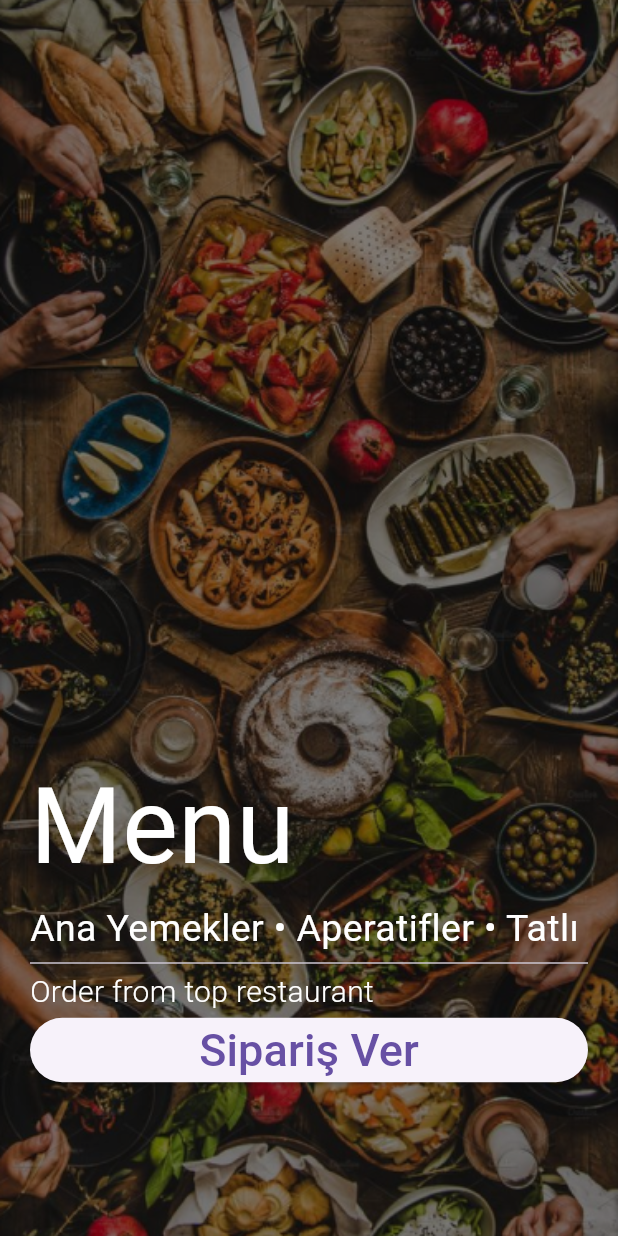
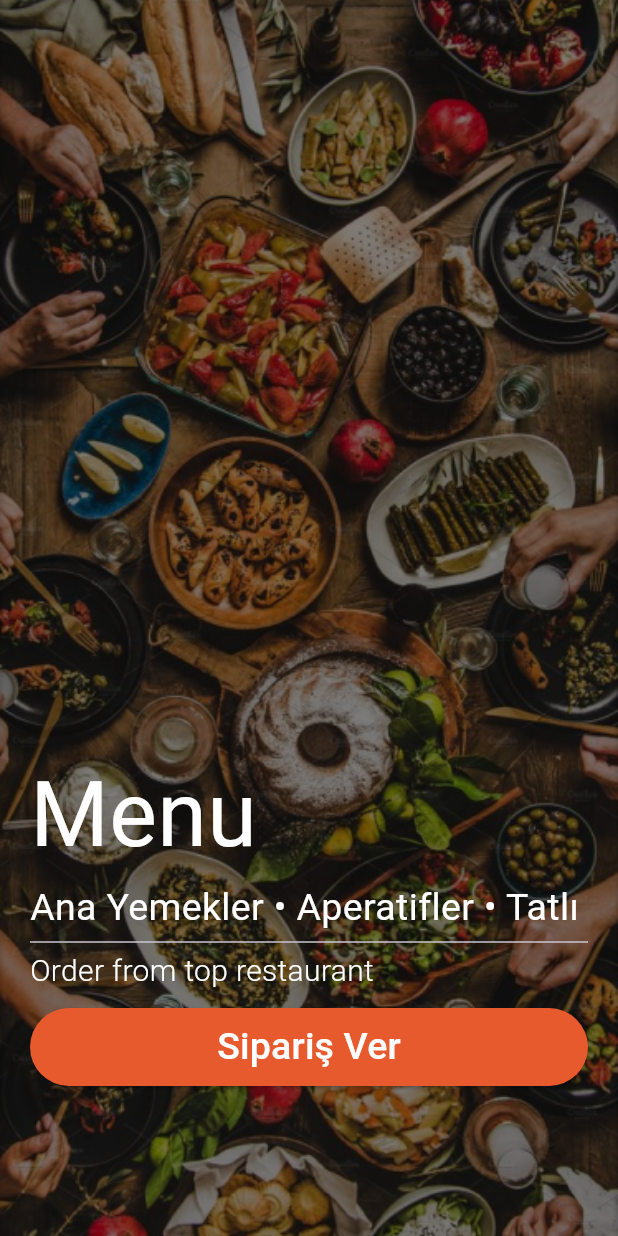
Before and after one commit to emrahyasinisik/odev, a Flutter app: the screen it shows after launch, on a phone screen of 412 x 824 dp. Run offline on Flutter 3.47's test engine with Material 3 defaults, Android fonts, the phone set to English and light mode, and no system bars; our stand-ins replace transparent_image.

Commit message:
Update splash_screen.dart

```diff
--- a/odev4-mealsapp/lib/screens/splash_screen.dart
+++ b/odev4-mealsapp/lib/screens/splash_screen.dart
@@ -34,7 +34,7 @@ class _SplashScreenState extends State<SplashScreen> {
                 const Text(
                   'Menu',
                   style: TextStyle(
-                    fontSize: 70,
+                    fontSize: 60,
                     color: Colors.white,
                   ),
                 ),
@@ -57,7 +57,12 @@ class _SplashScreenState extends State<SplashScreen> {
                 ),
                 SizedBox(
                   width: double.infinity,
+                  child: Padding(
+                    padding: const EdgeInsets.only(top: 10.0),
                     child: ElevatedButton(
+                      style: const ButtonStyle(
+                          backgroundColor:
+                              MaterialStatePropertyAll(Color(0xffE65A2E))),
                       onPressed: () {
                         Navigator.of(context).push(
                           MaterialPageRoute(
@@ -65,10 +70,14 @@ class _SplashScreenState extends State<SplashScreen> {
                           ),
                         );
                       },
-                    child: const Text(
+                      child: const Padding(
+                        padding: EdgeInsets.all(8.0),
+                        child: Text(
                           'Sipariş Ver',
-                      style: TextStyle(fontSize: 30),
+                          style: TextStyle(fontSize: 25, color: Colors.white),
+                        ),
                       ), // Buton metni
+                    ),
                   ),
                 ),
                 const SizedBox(height: 100)
```
Lines whose indentation alone changed are shown as unchanged.
